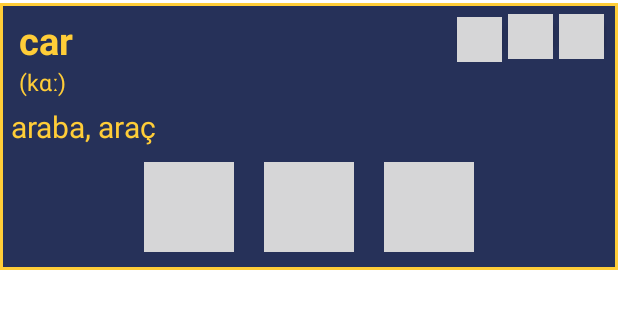
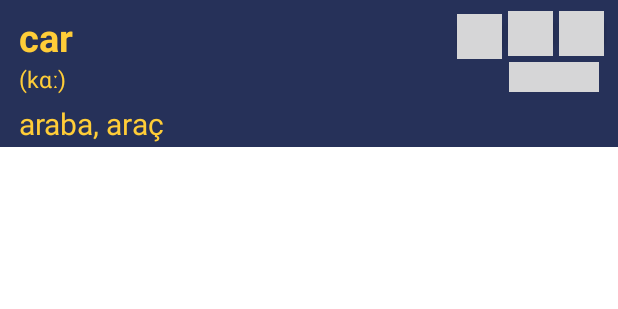
Before and after one commit to OrkunDmrc/puppydictionary, an Android app: the layout study_report_recycler_row.xml on its own in the app's theme, with its tools: preview values and no code run, on a phone screen of 412 x 824 dp. Shown: the top 309 px of the screen. Run offline under Robolectric (Android 15) with nearby library versions, the phone set to English and light mode, and no system bars.

Commit message:
finished StudyReport

```diff
--- a/app/src/main/java/com/example/puppydictinary/view/MainMenu.kt
+++ b/app/src/main/java/com/example/puppydictinary/view/MainMenu.kt
@@ -73,7 +73,6 @@
     override fun onViewCreated(view: View, savedInstanceState: Bundle?) {
         super.onViewCreated(view, savedInstanceState)
         var sharedReferences = requireActivity().getSharedPreferences("com.example.puppydictinary.view", Context.MODE_PRIVATE)
-        //val db = requireActivity().openOrCreateDatabase("DictinaryDB", Context.MODE_PRIVATE,null)
         myLang = sharedReferences.getString("myLang", "")!!
         learningLang = sharedReferences.getString("learningLang", "")!!
         langFrom = sharedReferences.getString("langFrom", learningLang)!!
--- a/app/src/main/java/com/example/puppydictinary/view/Study.kt
+++ b/app/src/main/java/com/example/puppydictinary/view/Study.kt
@@ -40,6 +40,8 @@
         pronunciation_study.setBackgroundResource(R.color.empty)
         check_study.setBackgroundResource(R.color.empty)
         parentFragmentManager.beginTransaction().replace(R.id.study_frame, StudySelection(words, studyImageViews)).commit()
-
+        /*okButton.setOnClickListener {
+            requireActivity().onBackPressed()
+        }*/
     }
 }
--- a/app/src/main/res/layout/study_report_recycler_row.xml
+++ b/app/src/main/res/layout/study_report_recycler_row.xml
@@ -4,9 +4,8 @@
     xmlns:tools="http://schemas.android.com/tools"
     android:layout_width="match_parent"
     android:layout_height="wrap_content"
-    android:layout_marginVertical="2dp"
     android:padding="2dp"
-    android:background="@color/text"
+    android:background="@color/background"
     android:orientation="vertical">
     <LinearLayout
         android:layout_width="match_parent"
@@ -42,8 +41,12 @@
         <LinearLayout
             android:id="@+id/word_information"
             android:layout_width="match_parent"
-            android:layout_height="match_parent"
-            android:layout_weight="3"
+            android:layout_height="wrap_content"
+            android:orientation="vertical"
+            android:layout_weight="3">
+            <LinearLayout
+                android:layout_width="match_parent"
+                android:layout_height="wrap_content"
                 android:gravity="end">
                 <Button
                     android:id="@+id/pronunciation_button"
@@ -63,11 +66,39 @@
                     android:layout_marginHorizontal="2dp"
                     android:foreground="@drawable/ic_baseline_favorite_24"/>
             </LinearLayout>
-    </LinearLayout>
             <LinearLayout
                 android:layout_width="match_parent"
                 android:layout_height="wrap_content"
-        android:background="@color/background">
+                android:background="@color/background"
+                android:gravity="end"
+                android:paddingEnd="5dp">
+                <ImageView
+                    android:id="@+id/selection_study"
+                    android:layout_width="20dp"
+                    android:layout_height="20dp"
+                    android:background="@color/button"
+                    android:foreground="@drawable/ic_baseline_format_list_bulleted_24"/>
+                <ImageView
+                    android:id="@+id/voice_study"
+                    android:layout_width="20dp"
+                    android:layout_height="20dp"
+                    android:background="@color/card"
+                    android:foreground="@drawable/ic_baseline_volume_up_24"/>
+                <ImageView
+                    android:id="@+id/pronunciation_study"
+                    android:layout_width="20dp"
+                    android:layout_height="20dp"
+                    android:background="@color/empty"
+                    android:foreground="@drawable/ic_baseline_mic_24"/>
+            </LinearLayout>
+        </LinearLayout>
+    </LinearLayout>
+
+    <LinearLayout
+        android:layout_width="match_parent"
+        android:layout_height="wrap_content"
+        android:background="@color/background"
+        android:paddingStart="5dp">
         <TextView
             android:id="@+id/description_text"
             android:layout_width="wrap_content"
@@ -77,37 +108,5 @@
             android:layout_marginHorizontal="5dp"
             android:text="araba, araç"/>
     </LinearLayout>
-    <LinearLayout
-        android:layout_width="match_parent"
-        android:layout_height="wrap_content"
-        android:background="@color/background"
-        android:gravity="center">
-        <ImageView
-            android:id="@+id/selection_study"
-            android:layout_width="wrap_content"
-            android:layout_height="wrap_content"
-            android:background="@color/button"
-            android:foreground="@drawable/ic_baseline_format_list_bulleted_24"
-            android:padding="30dp"
-            android:layout_marginHorizontal="10dp"
-            android:layout_marginVertical="10dp"/>
-        <ImageView
-            android:id="@+id/voice_study"
-            android:layout_width="wrap_content"
-            android:layout_height="wrap_content"
-            android:background="@color/card"
-            android:foreground="@drawable/ic_baseline_volume_up_24"
-            android:padding="30dp"
-            android:layout_marginHorizontal="10dp"
-            android:layout_marginVertical="10dp"/>
-        <ImageView
-            android:id="@+id/pronunciation_study"
-            android:layout_width="wrap_content"
-            android:layout_height="wrap_content"
-            android:background="@color/empty"
-            android:foreground="@drawable/ic_baseline_mic_24"
-            android:padding="30dp"
-            android:layout_marginHorizontal="10dp"
-            android:layout_marginVertical="10dp"/>
+
 </LinearLayout>
-</LinearLayout>
```
Also changed, not shown: app/src/main/java/com/example/puppydictinary/adapter/StudyReportRecyclerAdapter.kt (+36 -4 lines), app/src/main/java/com/example/puppydictinary/view/StudyReport.kt (+7 -2 lines), app/src/main/java/com/example/puppydictinary/view/StudySelection.kt (+11 -3 lines), app/src/main/java/com/example/puppydictinary/view/StudySpeak.kt (+11 -3 lines), app/src/main/java/com/example/puppydictinary/view/StudyVoice.kt (+11 -4 lines), app/src/main/res/layout/fragment_study_report.xml (+0 -11 lines). Lines whose indentation alone changed are shown as unchanged.
